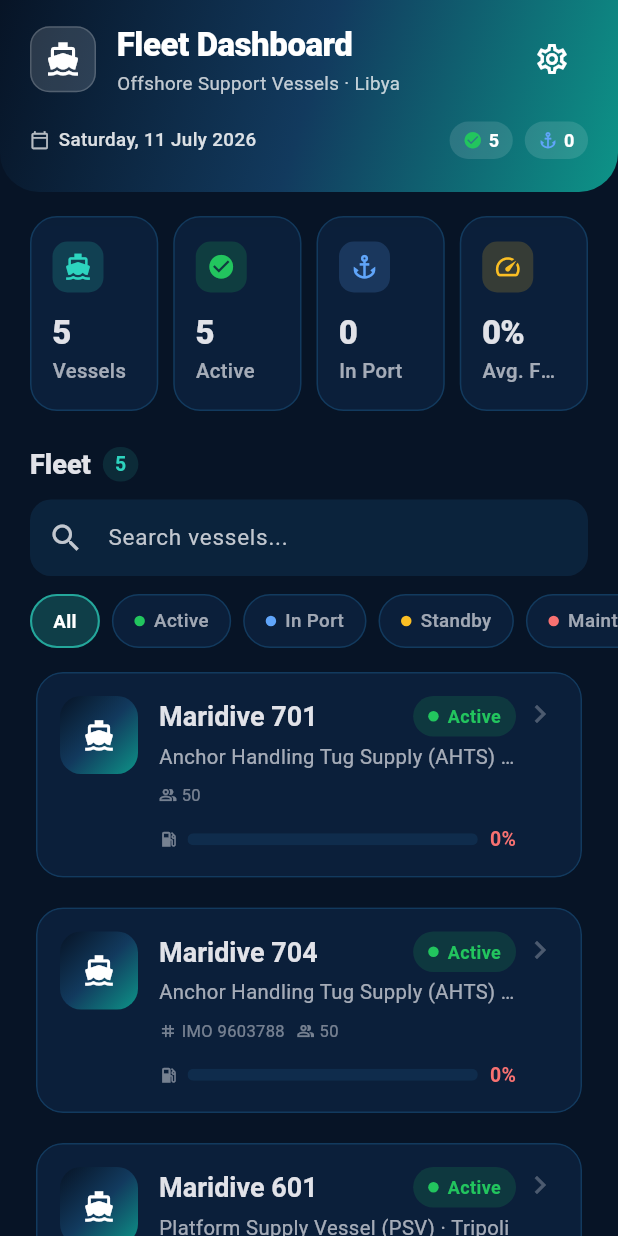
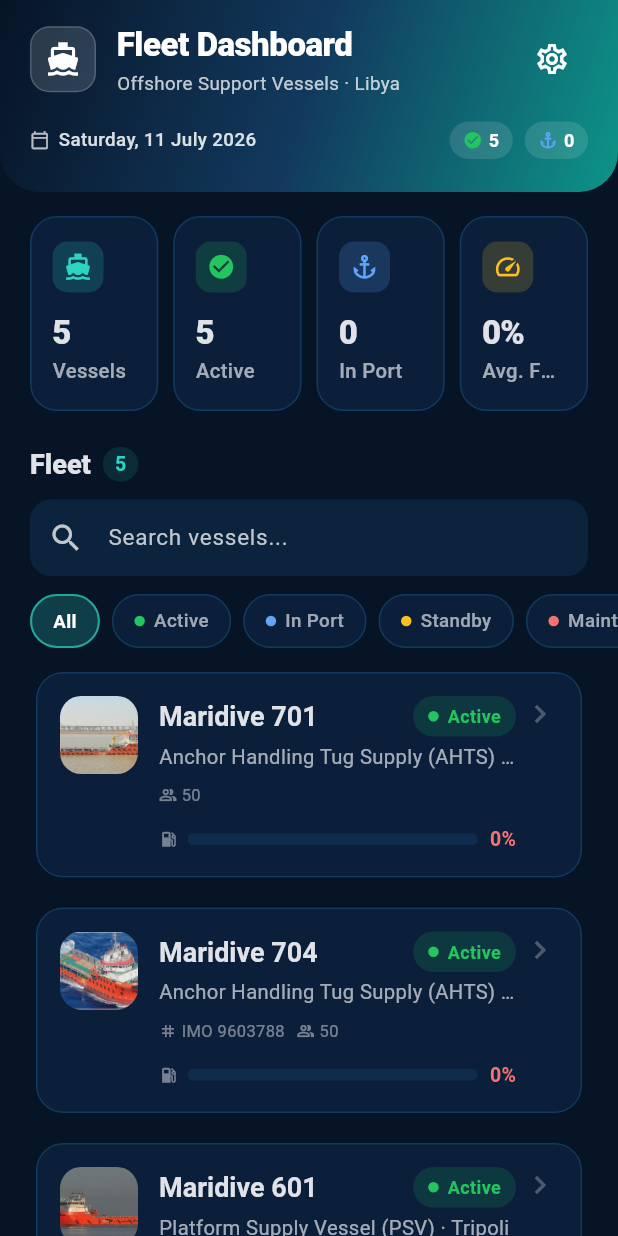
Before and after one commit to mohammedamin74/maridive-fleet-vessels, a Flutter app: the DashboardScreen screen opened directly, on a phone screen of 412 x 824 dp. Run offline on Flutter 3.47's test engine with Material 3 defaults, Android fonts, the phone set to English and light mode, and no system bars; our stand-ins replace file_picker, hive, hive_flutter, pdf, printing; accounts and stored records are empty.

Commit message:
Add vessel photos extracted from the spec PDFs
Extracts the hero vessel photo from each specification PDF cover and bundles
them as assets (assets/vessels/). Adds a photoAsset field to the Vessel model,
set per vessel in the fleet data. The dashboard vessel cards now show the
vessel photo as a thumbnail (falling back to the boat icon), and the vessel
detail header shows it as a framed banner.

Co-Authored-By: Claude Fable 5 <noreply@anthropic.com>

```diff
--- a/lib/data/fleet_data.dart
+++ b/lib/data/fleet_data.dart
@@ -754,6 +754,7 @@ class FleetData {
     const Vessel(
       id: 'mrd-701',
       name: 'Maridive 701',
+      photoAsset: 'assets/vessels/mrd-701.jpg',
       type: 'Anchor Handling Tug Supply (AHTS)',
       imo: 'N/A',
       homePort: 'Alexandria, Egypt',
@@ -765,6 +766,7 @@ class FleetData {
     const Vessel(
       id: 'mrd-704',
       name: 'Maridive 704',
+      photoAsset: 'assets/vessels/mrd-704.jpg',
       type: 'Anchor Handling Tug Supply (AHTS)',
       imo: '9603788',
       homePort: 'Alexandria, Egypt',
@@ -783,6 +785,7 @@ class FleetData {
     const Vessel(
       id: 'mrd-601',
       name: 'Maridive 601',
+      photoAsset: 'assets/vessels/mrd-601.jpg',
       type: 'Platform Supply Vessel (PSV)',
       imo: '9643374',
       homePort: 'Alexandria, Egypt',
@@ -1083,6 +1086,7 @@ class FleetData {
     const Vessel(
       id: 'mrd-zohr-1',
       name: 'Maridive ZOHR I',
+      photoAsset: 'assets/vessels/mrd-zohr-1.jpg',
       type: 'Platform Supply Vessel (PSV)',
       imo: '9693903',
       homePort: 'Alexandria, Egypt',
@@ -1094,6 +1098,7 @@ class FleetData {
     const Vessel(
       id: 'mrd-zohr-2',
       name: 'Maridive ZOHR II',
+      photoAsset: 'assets/vessels/mrd-zohr-2.jpg',
       type: 'Platform Supply Vessel (PSV)',
       imo: '9693898',
       homePort: 'Alexandria, Egypt',
--- a/lib/models/vessel.dart
+++ b/lib/models/vessel.dart
@@ -11,6 +11,7 @@ class Vessel {
   final String workingPort;
   final int crew;
   final VesselStatus status;
+  final String photoAsset;
   final List<Tank> tanks;
 
   const Vessel({
@@ -22,6 +23,7 @@ class Vessel {
     this.workingPort = '',
     required this.crew,
     required this.status,
+    this.photoAsset = '',
     required this.tanks,
   });
 
@@ -40,6 +42,7 @@ class Vessel {
         workingPort: workingPort ?? this.workingPort,
         crew: crew,
         status: status ?? this.status,
+        photoAsset: photoAsset,
         tanks: tanks,
       );
 
--- a/lib/widgets/vessel_card.dart
+++ b/lib/widgets/vessel_card.dart
@@ -30,16 +30,17 @@ class VesselCard extends StatelessWidget {
           child: Row(
             crossAxisAlignment: CrossAxisAlignment.start,
             children: [
-              Container(
-                width: 52,
-                height: 52,
-                decoration: BoxDecoration(
-                  gradient: AppColors.heroGradient,
-                  borderRadius: BorderRadius.circular(14),
-                ),
-                alignment: Alignment.center,
-                child: const Icon(Icons.directions_boat_filled,
-                    color: Colors.white, size: 22),
+              ClipRRect(
+                borderRadius: BorderRadius.circular(14),
+                child: vessel.photoAsset.isEmpty
+                    ? _iconAvatar()
+                    : Image.asset(
+                        vessel.photoAsset,
+                        width: 52,
+                        height: 52,
+                        fit: BoxFit.cover,
+                        errorBuilder: (_, __, ___) => _iconAvatar(),
+                      ),
               ),
               const SizedBox(width: 14),
               Expanded(
@@ -116,6 +117,15 @@ class VesselCard extends StatelessWidget {
   }
 }
 
+Widget _iconAvatar() => Container(
+      width: 52,
+      height: 52,
+      decoration: BoxDecoration(gradient: AppColors.heroGradient),
+      alignment: Alignment.center,
+      child: const Icon(Icons.directions_boat_filled,
+          color: Colors.white, size: 22),
+    );
+
 class _MetaChip extends StatelessWidget {
   final IconData icon;
   final String label;
--- a/pubspec.yaml
+++ b/pubspec.yaml
@@ -71,6 +71,7 @@ flutter:
 
   assets:
     - assets/specs/
+    - assets/vessels/
 
   # To add assets to your application, add an assets section, like this:
   # assets:
```
Also changed, not shown: lib/screens/vessel_detail_screen.dart (+13 -0 lines), assets/vessels/mrd-601.jpg (added), assets/vessels/mrd-701.jpg (added), assets/vessels/mrd-704.jpg (added), assets/vessels/mrd-zohr-1.jpg (added), assets/vessels/mrd-zohr-2.jpg (added).
